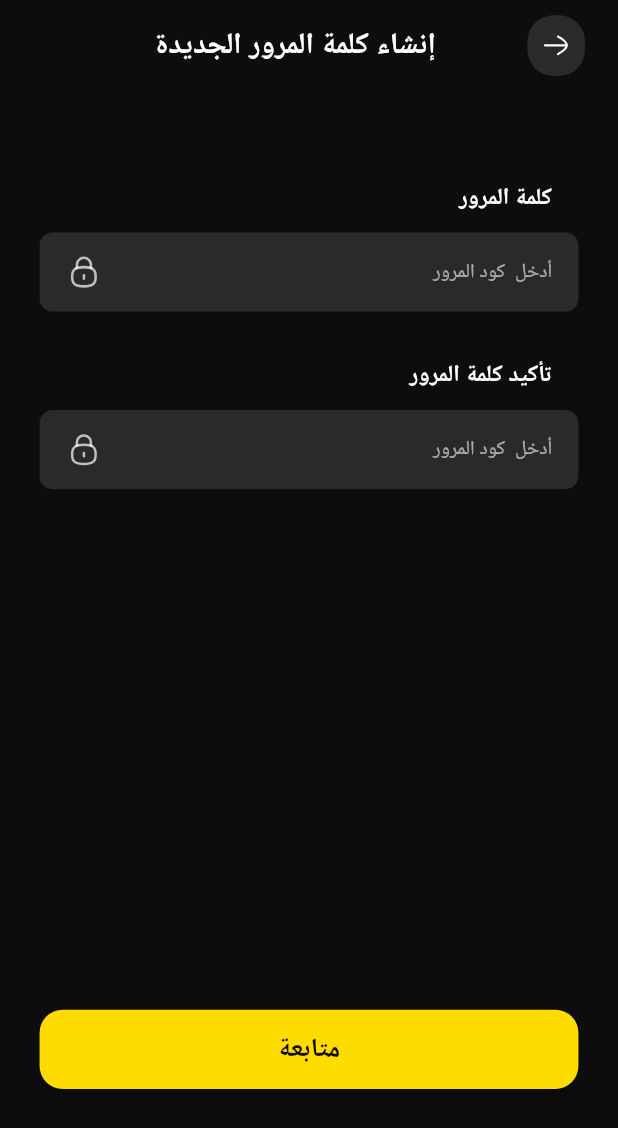
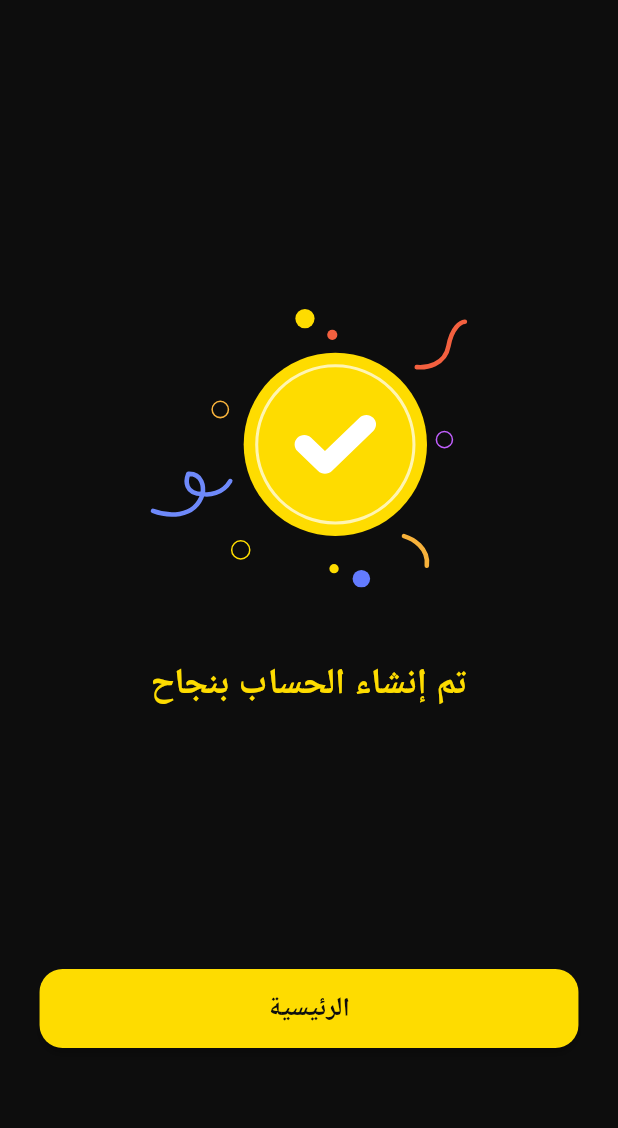
Before and after one commit to ZiadElgaraihe/black-market, a Flutter app: the ResetPasswordView screen opened directly, after a tap on "متابعة", on a phone screen of 412 x 824 dp. Shown: the top 1128 px of the screen. Run offline on Flutter 3.47's test engine with Material 2 defaults, Android fonts, the phone set to English and light mode, and no system bars; our stand-ins replace flutter_screenutil, flutter_svg, google_fonts; Roboto replaces fonts that are missing (Almarai).

Commit message:
finish success view design & modify otp row

```diff
--- /dev/null
+++ b/lib/features/auth/presentation/view/success_view.dart
@@ -0,0 +1,18 @@
+import 'package:black_market/features/auth/presentation/view/widgets/success_view_body.dart';
+import 'package:flutter/material.dart';
+
+class SuccessView extends StatelessWidget {
+  const SuccessView({
+    super.key,
+    required this.title,
+  });
+
+  final String title;
+
+  @override
+  Widget build(BuildContext context) {
+    return Scaffold(
+      body: SuccessViewBody(title: title),
+    );
+  }
+}
--- a/lib/features/auth/presentation/view/widgets/reset_password_view_body.dart
+++ b/lib/features/auth/presentation/view/widgets/reset_password_view_body.dart
@@ -1,6 +1,8 @@
+import 'package:black_market/core/animations/bottom_slide_transition.dart';
 import 'package:black_market/core/presentation/view/buttons/default_button.dart';
 import 'package:black_market/core/presentation/view/sections/user_data_section.dart';
 import 'package:black_market/core/utils/app_icons.dart';
+import 'package:black_market/features/auth/presentation/view/success_view.dart';
 import 'package:flutter/material.dart';
 import 'package:flutter_screenutil/flutter_screenutil.dart';
 
@@ -33,7 +35,15 @@ class ResetPasswordViewBody extends StatelessWidget {
             ),
             SizedBox(height: 342.h),
             DefaultButton(
-              onPressed: () {},
+              onPressed: () {
+                Navigator.pushAndRemoveUntil(
+                  context,
+                  BottomSlideTransition(
+                    page: const SuccessView(title: 'تم إنشاء الحساب بنجاح'),
+                  ),
+                  (route) => false,
+                );
+              },
               title: 'متابعة',
             ),
             SizedBox(height: 20.h),
--- a/lib/features/auth/presentation/view/widgets/rows/otp_row.dart
+++ b/lib/features/auth/presentation/view/widgets/rows/otp_row.dart
@@ -9,6 +9,8 @@ class OtpRow extends StatelessWidget {
   Widget build(BuildContext context) {
     return Directionality(
       textDirection: TextDirection.ltr,
+      child: Padding(
+        padding: EdgeInsets.symmetric(horizontal: 0.5.w),
         child: Row(
           mainAxisAlignment: MainAxisAlignment.spaceBetween,
           children: List.generate(
@@ -19,6 +21,7 @@ class OtpRow extends StatelessWidget {
             ),
           ),
         ),
+      ),
     );
   }
 }
--- a/lib/features/auth/presentation/view/widgets/sign_up_view_body.dart
+++ b/lib/features/auth/presentation/view/widgets/sign_up_view_body.dart
@@ -1,6 +1,8 @@
+import 'package:black_market/core/animations/bottom_slide_transition.dart';
 import 'package:black_market/core/presentation/view/buttons/default_button.dart';
 import 'package:black_market/core/presentation/view/sections/user_data_section.dart';
 import 'package:black_market/core/utils/app_icons.dart';
+import 'package:black_market/features/auth/presentation/view/success_view.dart';
 import 'package:flutter/material.dart';
 import 'package:flutter_screenutil/flutter_screenutil.dart';
 
@@ -49,7 +51,15 @@ class SignUpViewBody extends StatelessWidget {
             ),
             SizedBox(height: 120.h),
             DefaultButton(
-              onPressed: () {},
+              onPressed: () {
+                Navigator.pushAndRemoveUntil(
+                  context,
+                  BottomSlideTransition(
+                    page: const SuccessView(title: 'تم إنشاء الحساب بنجاح'),
+                  ),
+                  (route) => false,
+                );
+              },
               title: 'التالي',
             ),
             SizedBox(height: 20.h),
--- /dev/null
+++ b/lib/features/auth/presentation/view/widgets/success_view_body.dart
@@ -0,0 +1,48 @@
+import 'package:black_market/core/presentation/view/buttons/default_button.dart';
+import 'package:black_market/core/utils/app_colors.dart';
+import 'package:black_market/core/utils/app_images.dart';
+import 'package:black_market/core/utils/text_styles.dart';
+import 'package:flutter/material.dart';
+import 'package:flutter_screenutil/flutter_screenutil.dart';
+import 'package:flutter_svg/flutter_svg.dart';
+
+class SuccessViewBody extends StatelessWidget {
+  const SuccessViewBody({
+    super.key,
+    required this.title,
+  });
+
+  final String title;
+
+  @override
+  Widget build(BuildContext context) {
+    return SafeArea(
+      child: Padding(
+        padding: EdgeInsets.symmetric(horizontal: 24.w),
+        child: Column(
+          children: [
+            SizedBox(height: 203.h),
+            SvgPicture.asset(
+              AppImages.assetsImagesSuccess,
+              height: 183.h,
+              width: 204.9.w,
+            ),
+            SizedBox(height: 47.h),
+            Text(
+              title,
+              style: TextStyles.textStyle22.copyWith(
+                fontWeight: FontWeight.w800,
+                color: AppColors.yellow,
+              ),
+            ),
+            SizedBox(height: 171.h),
+            DefaultButton(
+              onPressed: () {},
+              title: 'الرئيسية',
+            ),
+          ],
+        ),
+      ),
+    );
+  }
+}
--- a/lib/features/auth/presentation/view/widgets/verification_code_view_body.dart
+++ b/lib/features/auth/presentation/view/widgets/verification_code_view_body.dart
@@ -16,7 +16,7 @@ class VerificationCodeViewBody extends StatelessWidget {
     return SingleChildScrollView(
       physics: const BouncingScrollPhysics(),
       child: Padding(
-        padding: EdgeInsets.symmetric(horizontal: 24.5.w),
+        padding: EdgeInsets.symmetric(horizontal: 24.w),
         child: Column(
           crossAxisAlignment: CrossAxisAlignment.stretch,
           children: [
```
Lines whose indentation alone changed are shown as unchanged.
